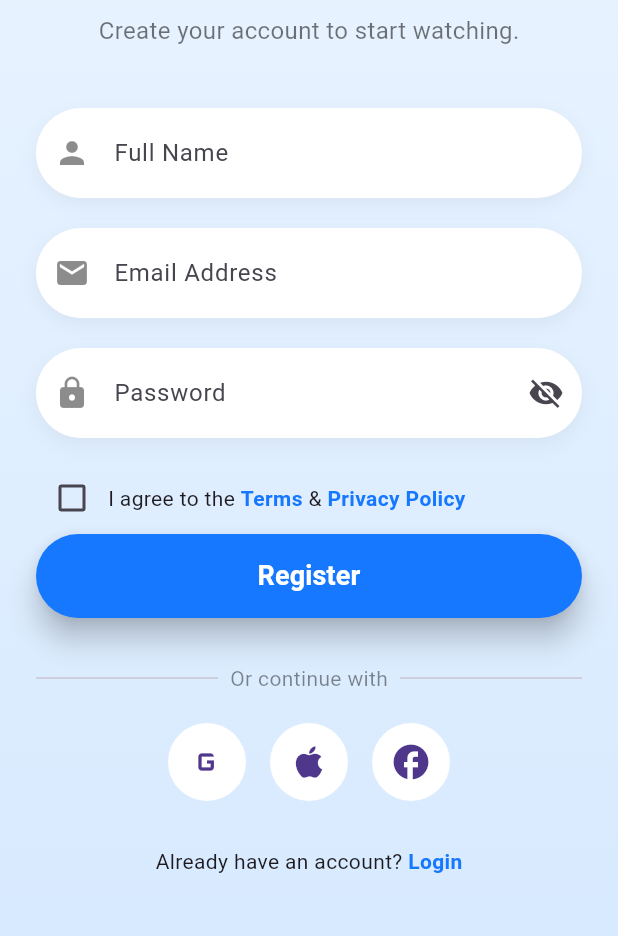
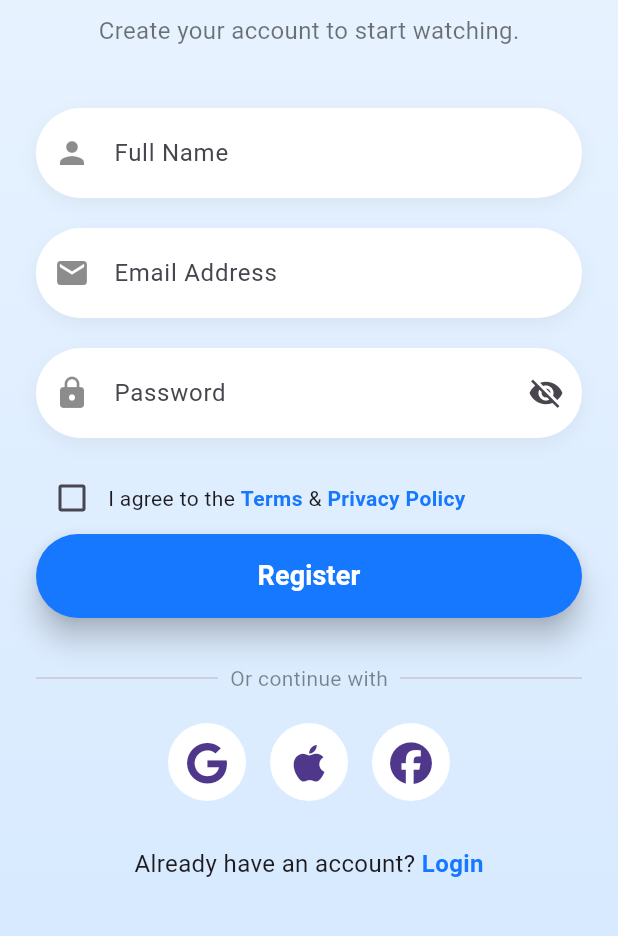
Before and after one commit to sylvorn-labs/kamera-mobile, a Flutter app: the RegisterScreen screen opened directly, on a phone screen of 412 x 824 dp, the part 198-1134 px from its top. Run offline on Flutter 3.47's test engine with Material 3 defaults, Android fonts, the phone set to English and light mode, and no system bars; our stand-ins replace font_awesome_flutter.

Commit message:
Add RegisterScreen

```diff
--- a/lib/Screens/RegisterScreen.dart
+++ b/lib/Screens/RegisterScreen.dart
@@ -1,4 +1,6 @@
 import 'package:flutter/material.dart';
+import 'package:font_awesome_flutter/font_awesome_flutter.dart';
+import 'package:kamera/Screens/LoginScreen.dart';
 
 class RegisterScreen extends StatefulWidget {
   const RegisterScreen({super.key});
@@ -159,11 +161,11 @@ class _RegisterScreenState extends State<RegisterScreen> {
               Row(
                 mainAxisAlignment: MainAxisAlignment.center,
                 children: [
-                  socialButton(Icons.g_mobiledata),
+                  socialButton(FontAwesomeIcons.google),
                   const SizedBox(width: 16),
-                  socialButton(Icons.apple),
+                  socialButton(FontAwesomeIcons.apple),
                   const SizedBox(width: 16),
-                  socialButton(Icons.facebook),
+                  socialButton(FontAwesomeIcons.facebook),
                 ],
               ),
 
@@ -172,13 +174,19 @@ class _RegisterScreenState extends State<RegisterScreen> {
               // Login Link
               Row(
                 mainAxisAlignment: MainAxisAlignment.center,
-                children: const [
-                  Text("Already have an account? "),
-                  Text(
-                    "Login",
-                    style: TextStyle(
-                      color: Color(0xFF1677FF),
-                      fontWeight: FontWeight.bold,
+                children:[
+                  Text("Already have an account? ",style: TextStyle(fontSize: 16),),
+                  GestureDetector(
+                    onTap: (){
+                      Navigator.pushReplacement(context, MaterialPageRoute(builder: (context)=>LoginScreen()));
+                    },
+                    child: Text(
+                      "Login",
+                      style: TextStyle(
+                        color: Color(0xFF1677FF),
+                        fontWeight: FontWeight.bold,
+                        fontSize: 16,
+                      ),
                     ),
                   ),
                 ],
--- a/pubspec.yaml
+++ b/pubspec.yaml
@@ -34,6 +34,7 @@ dependencies:
   # The following adds the Cupertino Icons font to your application.
   # Use with the CupertinoIcons class for iOS style icons.
   cupertino_icons: ^1.0.8
+  font_awesome_flutter:
 
 dev_dependencies:
   flutter_test:
```
Also changed, not shown: pubspec.lock.
